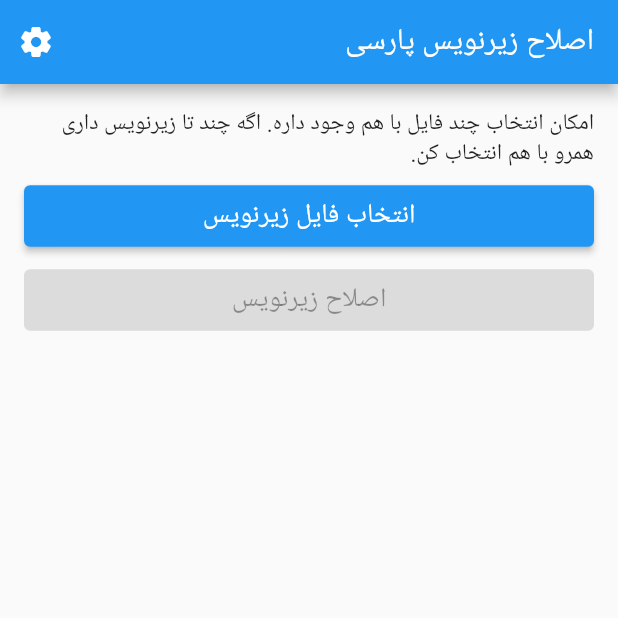
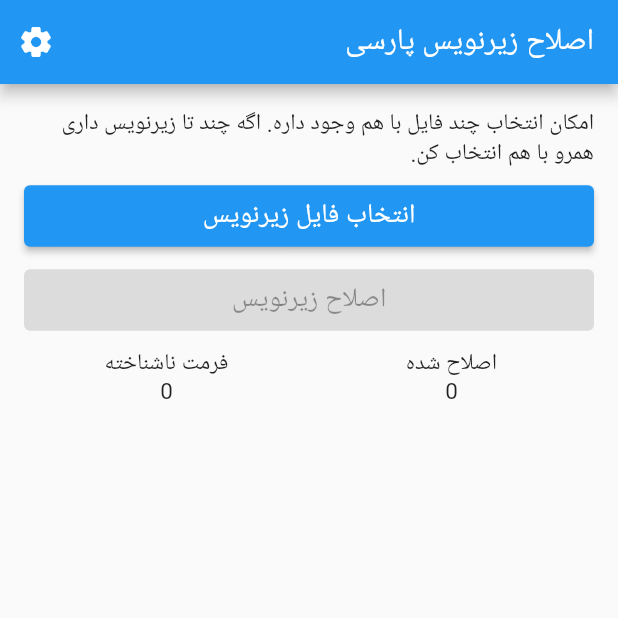
Before and after one commit to moheb2000/persian_subtitle_fixer_flutter, a Flutter app: the MainScreen screen opened directly, on a phone screen of 412 x 824 dp, the top half of it. Run offline on Flutter 3.47's test engine with Material 2 defaults, Android fonts, the light colour scheme and no system bars; our stand-ins replace file_picker, introduction_screen, permission_handler, shared_preferences; missing offline and left inert: easy_folder_picker, enough_convert, persian_fonts; accounts and stored records are empty.

Commit message:
Show fixed and ignored subtitles, set extention types allowed

```diff
--- a/lib/src/languages/fa_lang.dart
+++ b/lib/src/languages/fa_lang.dart
@@ -19,4 +19,6 @@
   static const settingsTitle = 'تنظیمات';
   static const changeDefaultFolderSettings = 'تغییر پوشه پیشفرض';
   static const aboutTitle = 'درباره';
+  static const fixed = 'اصلاح شده';
+  static const unknownFormat = 'فرمت ناشناخته';
 }
--- a/lib/src/widgets/choose_file_widget.dart
+++ b/lib/src/widgets/choose_file_widget.dart
@@ -28,6 +28,8 @@
             separator(),
             fixButton(),
             separator(),
+            showResult(fixedCount, ignoredCount),
+            separator(),
             listOfFiles(),
           ],
         ),
@@ -42,8 +44,7 @@
         onPressed: () async {
           result = await FilePicker.platform.pickFiles(
             allowMultiple: true,
-            type: FileType.custom,
-            allowedExtensions: ['srt', 'ass'],
+            type: FileType.any,
           );
           if (result != null) {
             files = result!.files;
@@ -68,13 +69,18 @@
     return Container(
       width: double.infinity,
       child: ElevatedButton(
-        onPressed: files == null ? null : () async {
-          PermissionStatus status = await Permission.storage.status;
-          if (status.isDenied) {
-            Permission.storage.request();
-          }
-          fixSubtitleFile(files!);
-        },
+        onPressed: files == null
+            ? null
+            : () async {
+                PermissionStatus status = await Permission.storage.status;
+                if (status.isDenied) {
+                  Permission.storage.request();
+                }
+                fixSubtitleFile(files!).then((_) {
+                  files = null;
+                  setState(() {});
+                });
+              },
         child: Padding(
           padding: EdgeInsets.all(8),
           child: Text(
@@ -115,6 +121,29 @@
     );
   }
 
+  Widget showResult(int fixed, int ignored) {
+    return Row(
+      children: [
+        Expanded(
+          child: Column(
+            children: [
+              Text(FaLang.fixed),
+              Text('$fixed'),
+            ],
+          ),
+        ),
+        Expanded(
+          child: Column(
+            children: [
+              Text(FaLang.unknownFormat),
+              Text('$ignored'),
+            ],
+          ),
+        ),
+      ],
+    );
+  }
+
   Widget separator() {
     return SizedBox(
       height: 8,
--- a/pubspec.yaml
+++ b/pubspec.yaml
@@ -38,6 +38,7 @@
   shared_preferences: ^2.0.6
   easy_folder_picker: ^1.1.1
   permission_handler: ^8.1.4+2
+  flutter_native_splash: ^1.2.1
 
 dev_dependencies:
   flutter_test:
```
Also changed, not shown: lib/src/logic/logic.dart (+24 -5 lines), splash_screen.yaml (added, +73 -0 lines), pubspec.lock.
